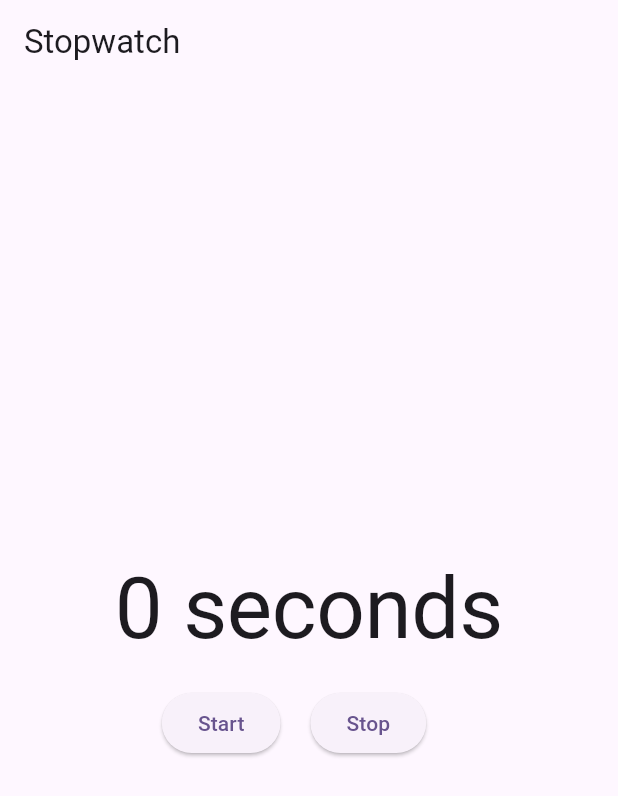
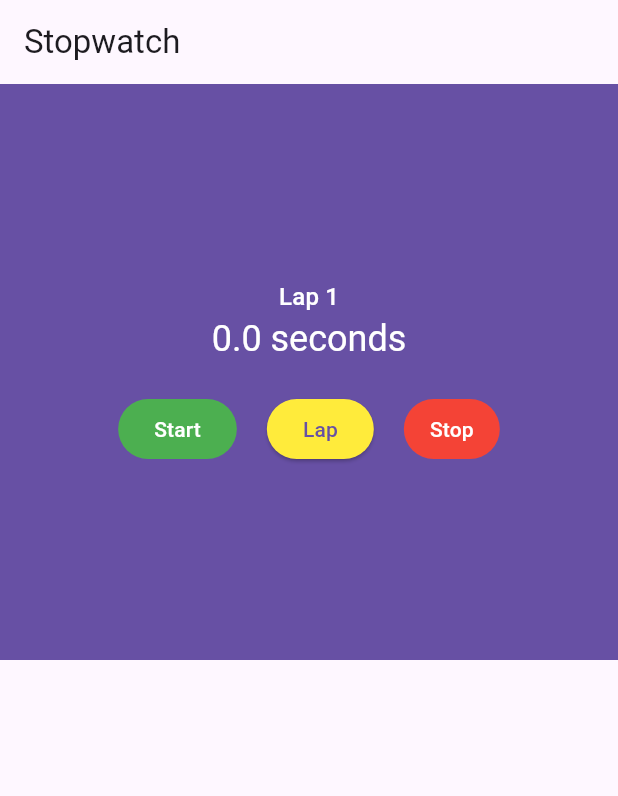
Before and after one commit to Babar78/MAD_Class_Tasks, a Flutter app: the screen it shows after launch, on a phone screen of 412 x 824 dp. Shown: the top 796 px of the screen. Run offline on Flutter 3.47's test engine with Material 3 defaults, Android fonts, the phone set to English and light mode, and no system bars.

Commit message:
Task 3 Completed

```diff
--- a/lib/main.dart
+++ b/lib/main.dart
@@ -1,23 +1,13 @@
 import 'package:flutter/material.dart';
-import 'package:practice_class/stopwatchcomponent.dart';
+import './stopwatch.dart';
 
-void main() {
-  runApp(const StopwatchApp());
-}
+void main() => runApp(StopwatchApp());
 
 class StopwatchApp extends StatelessWidget {
-  const StopwatchApp({super.key});
-
-  // This widget is the root of your application.
   @override
   Widget build(BuildContext context) {
     return MaterialApp(
-      title: 'Flutter Demo',
-      theme: ThemeData(
-        colorScheme: ColorScheme.fromSeed(seedColor: Colors.deepPurple),
-        useMaterial3: true,
-      ),
-      home: const StopWatchComponent(),
+      home: StopWatch(),
     );
   }
 }
--- /dev/null
+++ b/lib/stopwatch.dart
@@ -0,0 +1,140 @@
+import 'dart:async';
+import 'package:flutter/material.dart';
+
+class StopWatch extends StatefulWidget {
+  @override
+  State createState() => StopWatchState();
+}
+
+class StopWatchState extends State<StopWatch> {
+  int milliseconds = 0;
+  Timer? timer;
+  bool isTicking = true;
+  final laps = <int>[];
+
+  void _onTick(Timer time) {
+    setState(() {
+      milliseconds += 1000;
+    });
+  }
+
+  @override
+  Widget build(BuildContext context) {
+    return Scaffold(
+      appBar: AppBar(
+        title: const Text('Stopwatch'),
+      ),
+      body: Column(
+        children: <Widget>[
+          Expanded(child: _buildCounter(context)),
+          Expanded(child: _buildLapDisplay()),
+        ],
+      ),
+    );
+  }
+
+  Widget _buildCounter(BuildContext context) {
+    return Container(
+      color: Theme.of(context).primaryColor,
+      child: Column(
+        mainAxisAlignment: MainAxisAlignment.center,
+        children: <Widget>[
+          Text(
+            'Lap ${laps.length + 1}',
+            style: Theme.of(context)
+                .textTheme
+                .subtitle1
+                ?.copyWith(color: Colors.white),
+          ),
+          Text(
+            _secondsText(milliseconds),
+            style: Theme.of(context)
+                .textTheme
+                .headline5
+                ?.copyWith(color: Colors.white),
+          ),
+          const SizedBox(height: 20),
+          _buildControls()
+        ],
+      ),
+    );
+  }
+
+  Widget _buildControls() {
+    return Row(
+      mainAxisAlignment: MainAxisAlignment.center,
+      children: <Widget>[
+        ElevatedButton(
+          style: ButtonStyle(
+            backgroundColor: MaterialStateProperty.all<Color>(Colors.green),
+            foregroundColor: MaterialStateProperty.all<Color>(Colors.white),
+          ),
+          child: Text('Start'),
+          onPressed: isTicking ? null : _startTimer,
+        ),
+        const SizedBox(width: 20),
+        ElevatedButton(
+          style: ButtonStyle(
+            backgroundColor: MaterialStateProperty.all<Color>(Colors.yellow),
+          ),
+          onPressed: isTicking ? _lap : null,
+          child: const Text('Lap'),
+        ),
+        const SizedBox(width: 20),
+        TextButton(
+          style: ButtonStyle(
+            backgroundColor: MaterialStateProperty.all<Color>(Colors.red),
+            foregroundColor: MaterialStateProperty.all<Color>(Colors.white),
+          ),
+          child: Text('Stop'),
+          onPressed: isTicking ? _stopTimer : null,
+        )
+      ],
+    );
+  }
+
+  void _startTimer() {
+    timer = Timer.periodic(const Duration(milliseconds: 100), _onTick);
+    setState(() {
+      milliseconds = 0;
+      isTicking = true;
+      laps.clear();
+    });
+  }
+
+  void _lap() {
+    setState(() {
+      laps.add(milliseconds);
+      milliseconds = 0;
+    });
+  }
+
+  void _stopTimer() {
+    timer?.cancel();
+    setState(() {
+      isTicking = false;
+    });
+  }
+
+  Widget _buildLapDisplay() {
+    return ListView(
+      children: [
+        for (int milliseconds in laps)
+          ListTile(
+            title: Text(_secondsText(milliseconds)),
+          )
+      ],
+    );
+  }
+
+  @override
+  void dispose() {
+    timer?.cancel();
+    super.dispose();
+  }
+
+  String _secondsText(int milliseconds) {
+    final seconds = milliseconds / 1000;
+    return '$seconds seconds';
+  }
+}
--- a/lib/stopwatchcomponent.dart
+++ /dev/null
@@ -1,68 +0,0 @@
-import 'dart:async';
-
-import 'package:flutter/material.dart';
-
-class StopWatchComponent extends StatefulWidget {
-  const StopWatchComponent({super.key});
-
-  @override
-  State<StopWatchComponent> createState() => _StopWatchComponentState();
-}
-
-class _StopWatchComponentState extends State<StopWatchComponent> {
-  int counter = 0;
-  Timer timer = Timer.periodic(const Duration(seconds: 1), (timer) {});
-
-  void onTick(Timer timer) {
-    setState(() {
-      counter++;
-    });
-  }
-
-  @override
-  Widget build(BuildContext context) {
-    return Scaffold(
-      appBar: AppBar(
-        title: const Text('Stopwatch'),
-      ),
-      body: Center(
-        child: Column(
-          mainAxisAlignment: MainAxisAlignment.center,
-          children: <Widget>[
-            Text(
-              counter.toString() + ' seconds',
-              style: Theme.of(context).textTheme.headline1,
-            ),
-            SizedBox(
-              height: 20,
-            ),
-            Row(
-              mainAxisAlignment: MainAxisAlignment.center,
-              children: [
-                ElevatedButton(
-                  onPressed: () {
-                    timer.cancel();
-                    timer = Timer.periodic(const Duration(seconds: 1), onTick);
-                  },
-                  child: const Text('Start'),
-                ),
-                SizedBox(
-                  width: 20,
-                ),
-                ElevatedButton(
-                  onPressed: () {
-                    timer.cancel();
-                  },
-                  child: const Text('Stop'),
-                ),
-                SizedBox(
-                  width: 20,
-                ),
-              ],
-            )
-          ],
-        ),
-      ),
-    );
-  }
-}
```
Also changed, not shown: 1 other file.
